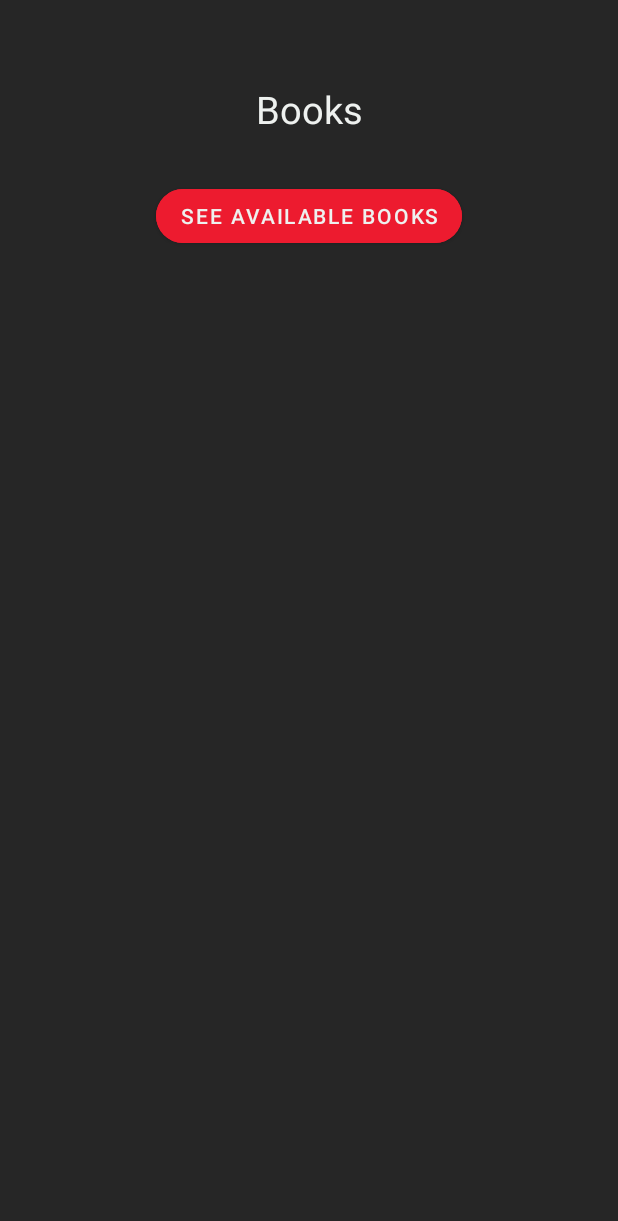
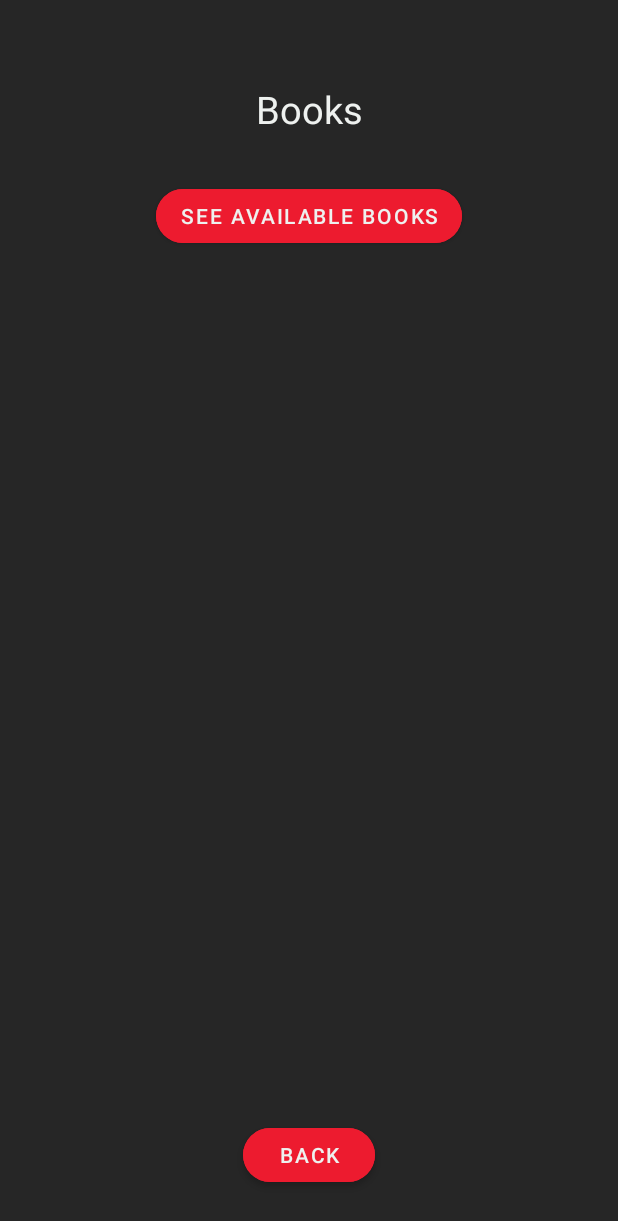
Before and after one commit to McGill-ECSE321-Fall2021/project-group-12, an Android app: the layout book_page.xml on its own in the app's theme, with its tools: preview values and no code run, on a phone screen of 412 x 824 dp. Shown: the top 1221 px of the screen. Run offline under Robolectric (Android 15) with nearby library versions, the phone set to English and light mode, and no system bars.

Commit message:
Added back uttons

```diff
--- a/LibraryAndroid/app/src/main/res/layout/book_page.xml
+++ b/LibraryAndroid/app/src/main/res/layout/book_page.xml
@@ -51,4 +51,22 @@
         app:layout_constraintStart_toStartOf="parent"
         app:layout_constraintTop_toBottomOf="@+id/onlineUser_text" />
 
+    <Button
+        android:id="@+id/button_manageAccount_toOnlineuser"
+        android:layout_width="wrap_content"
+        android:layout_height="wrap_content"
+        android:layout_gravity="center"
+        android:layout_marginStart="153dp"
+        android:layout_marginEnd="153dp"
+        android:layout_marginBottom="30dp"
+        android:backgroundTint="@color/primary_color"
+        android:gravity="center"
+        android:onClick="toOnlineUser"
+        android:text="@string/onlineUser_manageAccount_back_text"
+        android:textColor="@color/light_color"
+        app:cornerRadius="100px"
+        app:layout_constraintBottom_toBottomOf="parent"
+        app:layout_constraintEnd_toEndOf="parent"
+        app:layout_constraintStart_toStartOf="parent" />
+
 </androidx.constraintlayout.widget.ConstraintLayout>
```
Also changed, not shown: LibraryAndroid/app/src/main/java/ca/mcgill/ecse321/library_android/MainActivity.java (+0 -16 lines), LibraryAndroid/app/src/main/res/layout/album_page.xml (+18 -0 lines), LibraryAndroid/app/src/main/res/layout/movie_page.xml (+18 -0 lines), LibraryAndroid/app/src/main/res/layout/newspaper_page.xml (+18 -0 lines), LibraryAndroid/app/src/main/res/layout/onlineuser_page.xml (+9 -31 lines).
